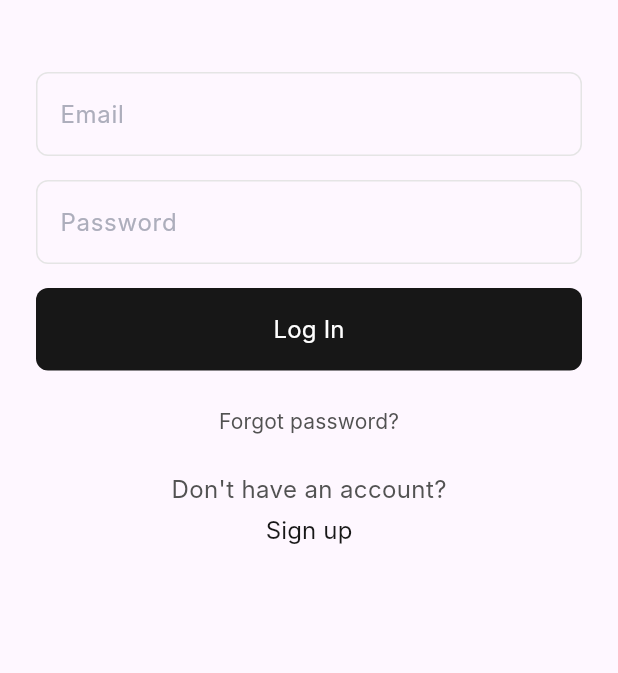
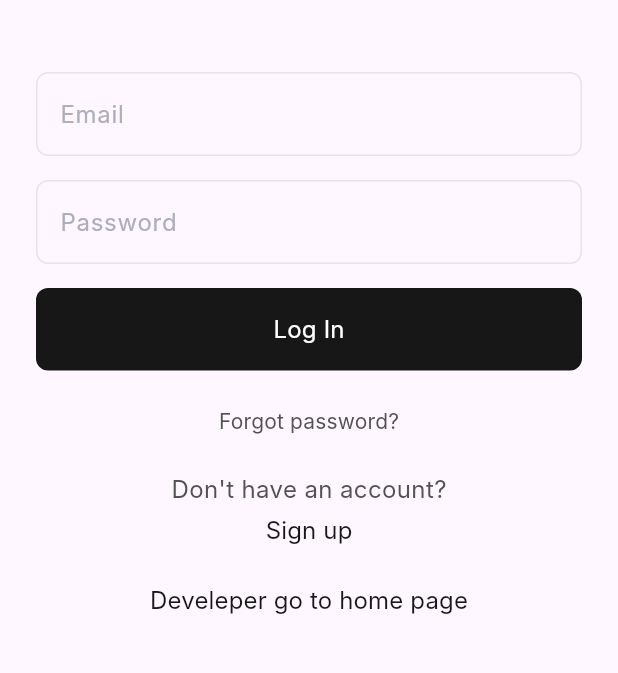
Before and after one commit to vasu-patel-123/Team-HamburgerHelpers-final-Project, a Flutter app: the screen it shows after launch, on a phone screen of 412 x 824 dp, the part 321-994 px from its top. Run offline on Flutter 3.47's test engine with Material 3 defaults, Android fonts, the phone set to English and light mode, and no system bars; our stand-ins replace firebase_auth, firebase_core, table_calendar; accounts and stored records are empty; Roboto replaces fonts that are missing (Inter).

Commit message:
Added Button to allow going to home pages directly for developing use

```diff
--- a/taskii/lib/main.dart
+++ b/taskii/lib/main.dart
@@ -4,6 +4,7 @@ import 'signup.dart';
 import 'package:firebase_core/firebase_core.dart';
 import 'firebase_options.dart';
 import 'package:firebase_auth/firebase_auth.dart';
+import 'homePage.dart';
 
 Future<void> main() async {
   WidgetsFlutterBinding.ensureInitialized();
@@ -201,6 +202,29 @@ class LoginPageSignUp extends StatelessWidget {
               ),
             ),
             const SizedBox(height: 24),
+            TextButton(
+              onPressed: () {
+                print('home page pushed');
+                  Navigator.push(
+                  context,
+                  MaterialPageRoute(builder: (context) => const homePage()),
+                );
+              },
+              style: TextButton.styleFrom(
+                padding: EdgeInsets.zero,
+                minimumSize: Size.zero,
+                tapTargetSize: MaterialTapTargetSize.shrinkWrap,
+              ),
+              child: const Text(
+                'Develeper go to home page',
+                style: TextStyle(
+                  color: Color(0xFF171717),
+                  fontSize: 16,
+                  fontFamily: 'Inter',
+                  fontWeight: FontWeight.w400,
+                ),
+              ),
+            ),
           ],
         ),
       ),
```
